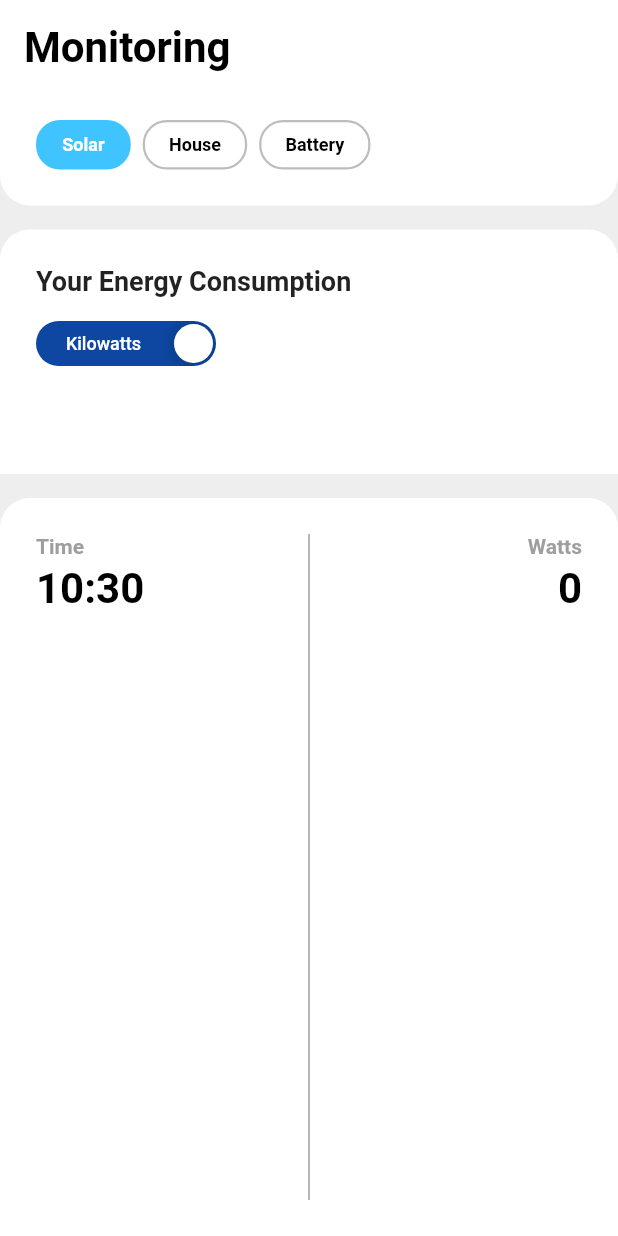
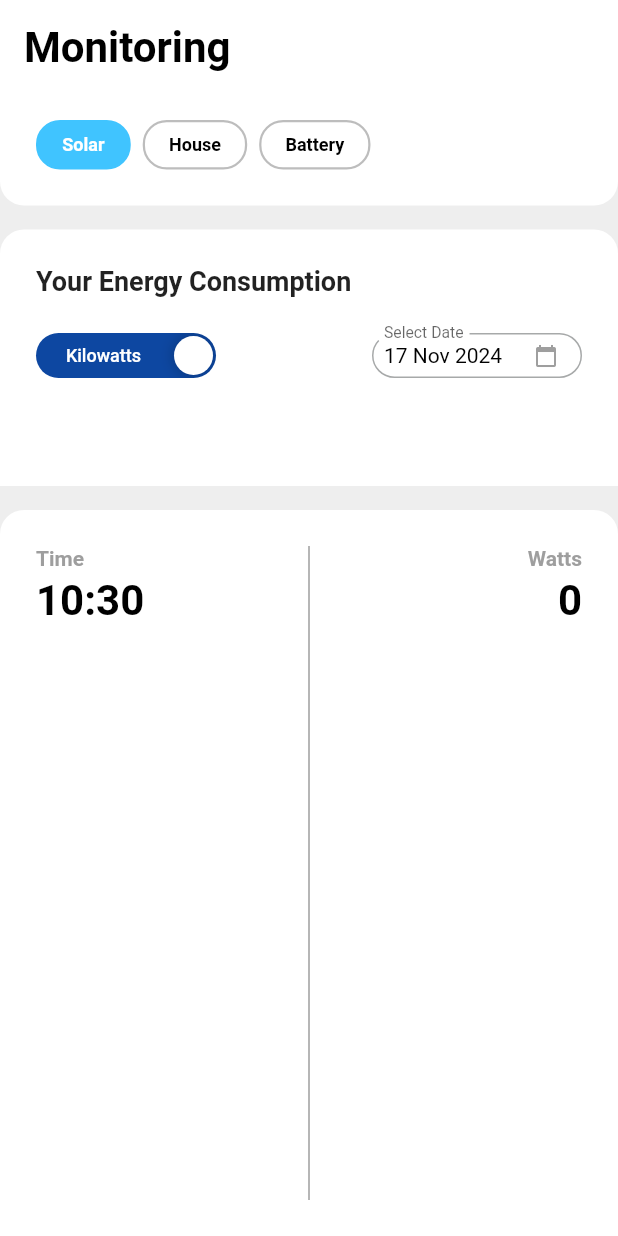
Before and after one commit to abbiyuarsyah/energy-consumption, a Flutter app: the screen it shows after launch, on a phone screen of 412 x 824 dp. Run offline on Flutter 3.47's test engine with Material 3 defaults, Android fonts, the light colour scheme and no system bars; drawn by our look-alikes of flutter_advanced_switch; our stand-ins replace bloc_concurrency, dartz, easy_localization, equatable, fl_chart, flutter_bloc and 2 more; network calls fail.

Commit message:
implement date picker for getting energy

```diff
--- a/lib/core/extensions/date_formatter.dart
+++ b/lib/core/extensions/date_formatter.dart
@@ -4,4 +4,8 @@ extension DateFormatter on DateTime {
   String get getStringDate {
     return DateFormat('yyyy-MM-dd').format(this);
   }
+
+  String get getStringUIDate {
+    return DateFormat('d MMM yyyy').format(this);
+  }
 }
--- a/lib/features/energy/presentation/pages/energy_consumption_page.dart
+++ b/lib/features/energy/presentation/pages/energy_consumption_page.dart
@@ -6,6 +6,7 @@ import 'package:flutter_advanced_switch/flutter_advanced_switch.dart';
 import '../../../../core/constants/dimens.dart';
 import '../../../../core/service_locator/service_locator.dart';
 import '../bloc/energy_bloc.dart';
+import '../widgets/date_picker_widget.dart';
 import '../widgets/energy_detail_widget.dart';
 import '../widgets/energy_graph_widget.dart';
 import '../widgets/energy_tab_widget.dart';
@@ -70,7 +71,10 @@ class _EnergyConsumptionPageState extends State<EnergyConsumptionPage> {
                     fontWeight: FontWeight.bold,
                   ),
                 ),
-                const SizedBox(height: Dimens.large),
+                const SizedBox(height: Dimens.extraLarge),
+                Row(
+                  mainAxisAlignment: MainAxisAlignment.spaceBetween,
+                  children: [
                     AdvancedSwitch(
                       controller: _controller,
                       activeColor: Colors.blue.shade900,
@@ -90,6 +94,9 @@ class _EnergyConsumptionPageState extends State<EnergyConsumptionPage> {
                       enabled: true,
                       disabledOpacity: 0.5,
                     ),
+                    const DatePickerWidget(),
+                  ],
+                ),
                 const SizedBox(height: Dimens.xxLarge),
                 const EnergyGraph(),
                 const SizedBox(height: Dimens.large),
--- a/lib/features/energy/presentation/widgets/card_container.dart
+++ b/lib/features/energy/presentation/widgets/card_container.dart
@@ -25,16 +25,16 @@ class CardContainer extends StatelessWidget {
         color: color,
         borderRadius: BorderRadius.only(
           topLeft: isTopRounded
-              ? const Radius.circular(20)
+              ? const Radius.circular(Dimens.large)
               : const Radius.circular(0),
           topRight: isTopRounded
-              ? const Radius.circular(20)
+              ? const Radius.circular(Dimens.large)
               : const Radius.circular(0),
           bottomLeft: isBottomRounded
-              ? const Radius.circular(20)
+              ? const Radius.circular(Dimens.large)
               : const Radius.circular(0),
           bottomRight: isBottomRounded
-              ? const Radius.circular(20)
+              ? const Radius.circular(Dimens.large)
               : const Radius.circular(0),
         ),
       ),
--- /dev/null
+++ b/lib/features/energy/presentation/widgets/date_picker_widget.dart
@@ -0,0 +1,90 @@
+import 'package:energy_consumption/core/extensions/date_formatter.dart';
+import 'package:energy_consumption/features/energy/presentation/bloc/energy_event.dart';
+import 'package:flutter/material.dart';
+
+import '../../../../core/constants/dimens.dart';
+import '../../../../core/service_locator/service_locator.dart';
+import '../bloc/energy_bloc.dart';
+
+class DatePickerWidget extends StatefulWidget {
+  const DatePickerWidget({super.key});
+
+  @override
+  State<DatePickerWidget> createState() => _DatePickerWidgetState();
+}
+
+class _DatePickerWidgetState extends State<DatePickerWidget> {
+  final _dateController = TextEditingController();
+
+  @override
+  void initState() {
+    super.initState();
+    _dateController.text = DateTime.now().getStringUIDate;
+  }
+
+  @override
+  Widget build(BuildContext context) {
+    return SizedBox(
+      width: 140,
+      height: 30,
+      child: TextField(
+        controller: _dateController,
+        readOnly: true,
+        style: const TextStyle(
+          color: Colors.black,
+          fontSize: 14,
+        ),
+        decoration: InputDecoration(
+          border: OutlineInputBorder(
+            borderRadius: BorderRadius.circular(Dimens.large),
+            borderSide: const BorderSide(
+              color: Colors.grey,
+              width: Dimens.extraSmall,
+            ),
+          ),
+          labelText: 'Select Date',
+          contentPadding: const EdgeInsets.symmetric(
+            vertical: Dimens.small,
+            horizontal: Dimens.medium,
+          ),
+          suffixIcon: const Icon(
+            Icons.calendar_today,
+            size: Dimens.large,
+            color: Colors.grey,
+          ),
+        ),
+        onTap: () => _selectDate(
+          context,
+        ),
+      ),
+    );
+  }
+
+  Future<void> _selectDate(BuildContext context) async {
+    DateTime? pickedDate = await showDatePicker(
+      context: context,
+      initialDate: DateTime.now(),
+      firstDate: DateTime(2000),
+      lastDate: DateTime(2100),
+    );
+
+    if (pickedDate != null) {
+      setState(() {
+        _dateController.text = pickedDate.getStringUIDate;
+      });
+
+      sl<EnergyBloc>().add(
+        GetEnergyEvent(
+          date: pickedDate.getStringDate,
+          type: sl<EnergyBloc>().state.selectedType,
+        ),
+      );
+    }
+  }
+
+  @override
+  void dispose() {
+    _dateController.dispose();
+    super.dispose();
+  }
+}
```
Lines whose indentation alone changed are shown as unchanged.
